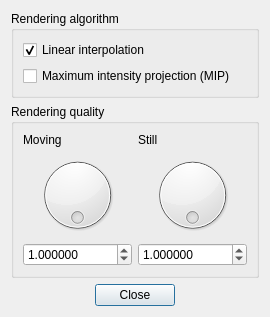
This is vox-desk-qt/src/vvprefdialog.ui in deskvox/deskvox as Qt 5 draws it before an edit. The edited form follows.
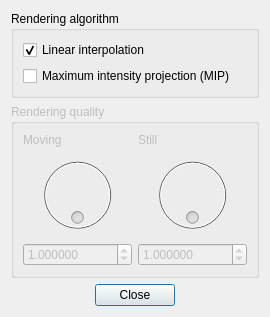
This is the edited form.

Commit message:
Activate preferences dialog
Functions:
* toggle linear interpolation
* toggle mip mode

Diff of the .ui file:
```diff
--- a/vox-desk-qt/src/vvprefdialog.ui
+++ b/vox-desk-qt/src/vvprefdialog.ui
@@ -42,6 +42,9 @@
    </item>
    <item>
     <widget class="QGroupBox" name="qualityBox">
+     <property name="enabled">
+      <bool>false</bool>
+     </property>
      <property name="title">
       <string>Rendering quality</string>
      </property>
```
The commit also changes 5 other files.
